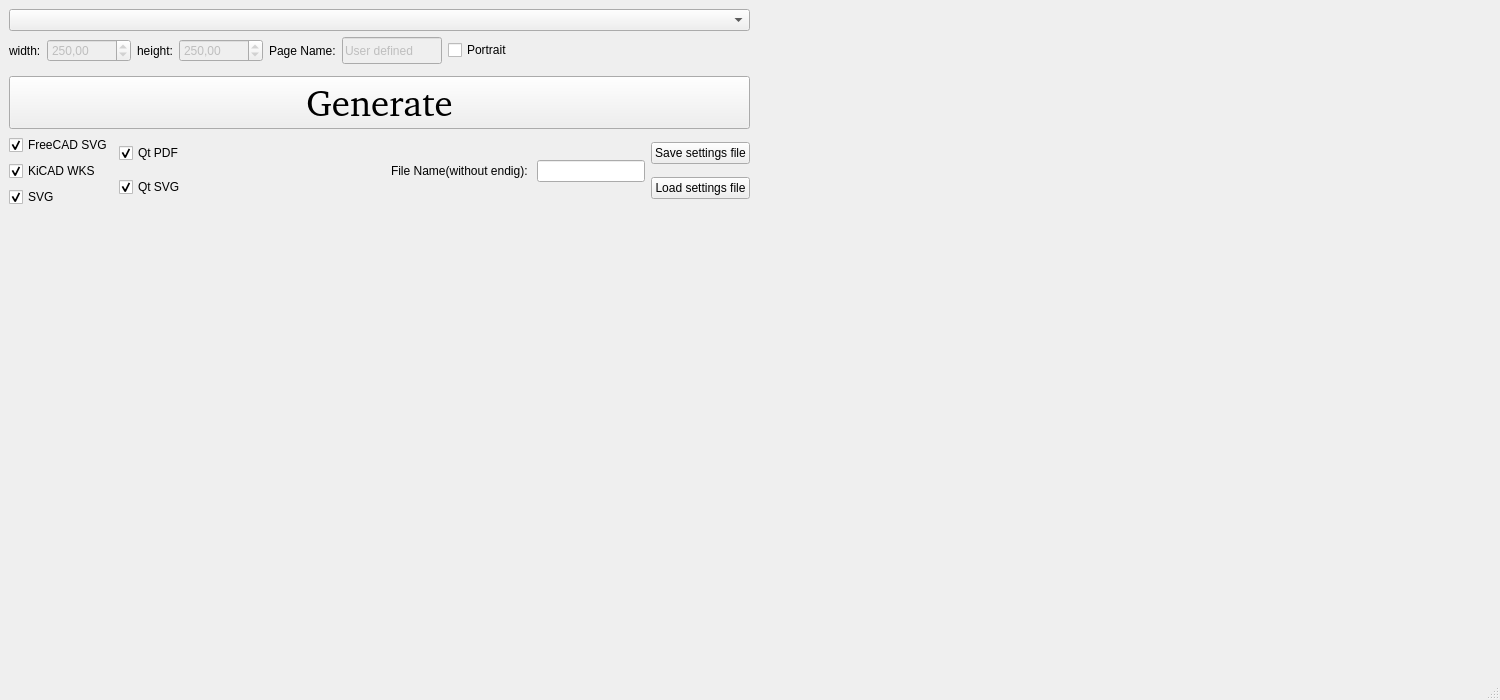
This is Src/Window/mainwindow.ui in tobiasfalk/KiCAD-FreeCAD-TechDraw-Template-Generator as Qt 5 draws it before an edit. The edited form follows.
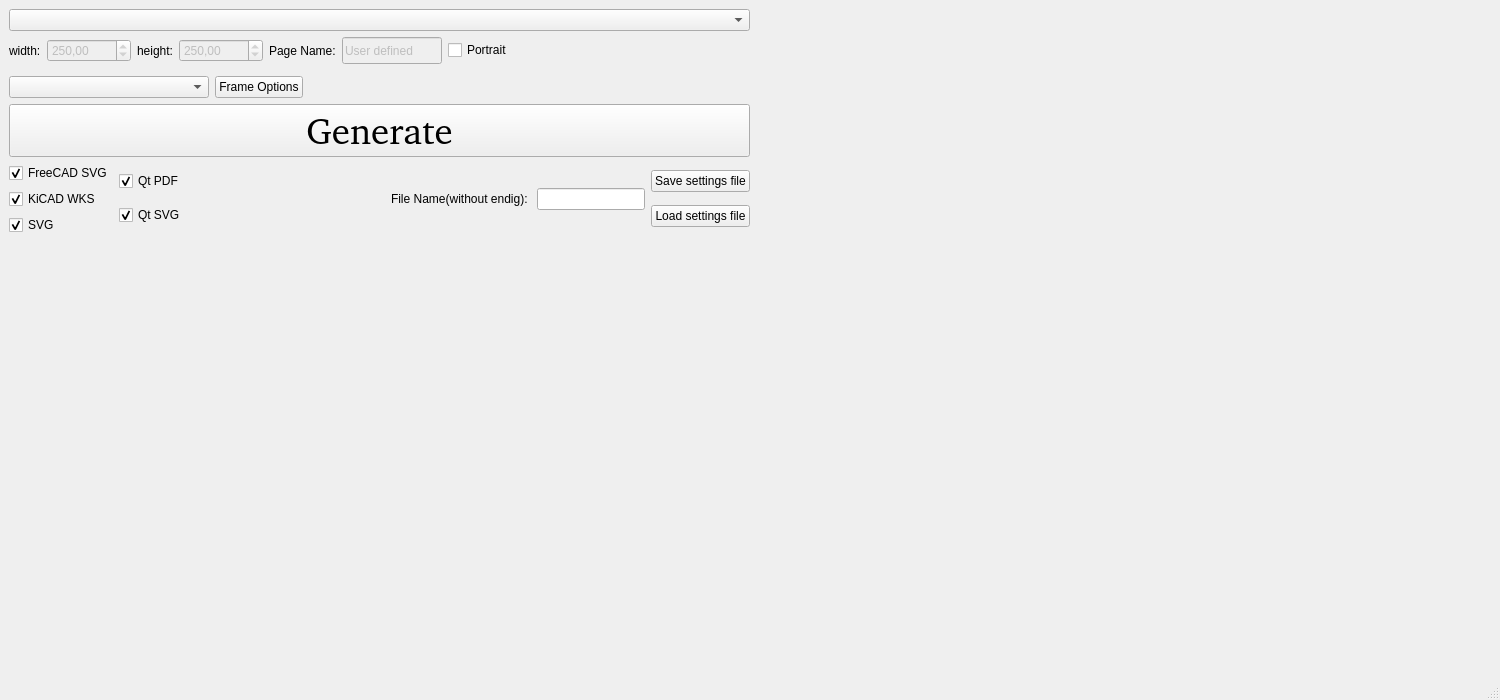
This is the edited form. Icons and pictures are not drawn.

Patch:
```diff
--- a/Src/Window/mainwindow.ui
+++ b/Src/Window/mainwindow.ui
@@ -352,6 +352,57 @@
       </item>
      </layout>
     </item>
+    <item row="0" column="1" rowspan="7">
+     <layout class="QGridLayout" name="PreViewGridLayout">
+      <item row="0" column="0">
+       <spacer name="horizontalSpacer_15">
+        <property name="orientation">
+         <enum>Qt::Horizontal</enum>
+        </property>
+        <property name="sizeHint" stdset="0">
+         <size>
+          <width>40</width>
+          <height>20</height>
+         </size>
+        </property>
+       </spacer>
+      </item>
+     </layout>
+    </item>
+    <item row="3" column="0">
+     <layout class="QHBoxLayout" name="FrameHorizontalLayout">
+      <item>
+       <widget class="QComboBox" name="comboBox">
+        <property name="minimumSize">
+         <size>
+          <width>200</width>
+          <height>0</height>
+         </size>
+        </property>
+       </widget>
+      </item>
+      <item>
+       <widget class="QPushButton" name="pushButton">
+        <property name="text">
+         <string>Frame Options</string>
+        </property>
+       </widget>
+      </item>
+      <item>
+       <spacer name="horizontalSpacer_2">
+        <property name="orientation">
+         <enum>Qt::Horizontal</enum>
+        </property>
+        <property name="sizeHint" stdset="0">
+         <size>
+          <width>40</width>
+          <height>20</height>
+         </size>
+        </property>
+       </spacer>
+      </item>
+     </layout>
+    </item>
    </layout>
   </widget>
   <widget class="QMenuBar" name="menubar">
```
Left out of the diff: 98 changed lines with no effect on the pictures. Lines whose indentation alone changed are shown as unchanged.
